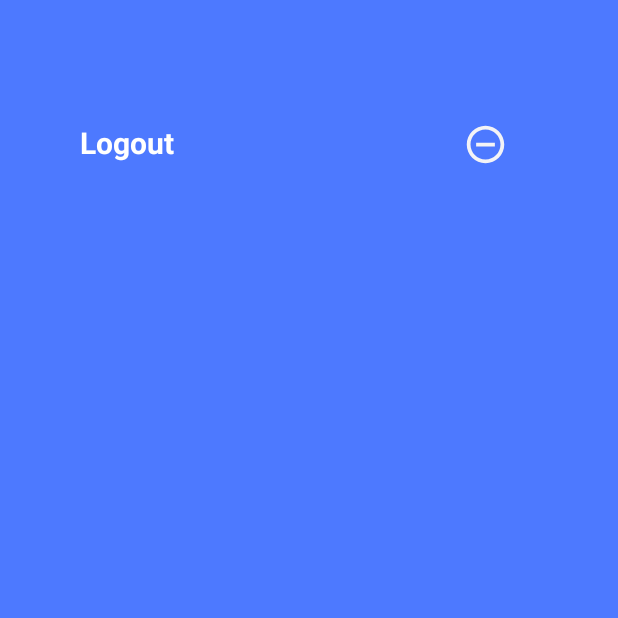
After one commit to ArbeenaKhanum/CovidTrackerApp, an Android app: the LogoutActivity screen opened directly, with no data from a screen before it, on a phone screen of 412 x 824 dp, the top half of it. The commit adds this screen. Run offline under Robolectric (Android 15) with nearby library versions, the phone set to English and light mode, and no system bars.

Commit message:
Logout activity using shared preferences added

```diff
--- a/CovidTracker/app/src/main/AndroidManifest.xml
+++ b/CovidTracker/app/src/main/AndroidManifest.xml
@@ -15,6 +15,7 @@
         android:roundIcon="@mipmap/ic_launcher_round"
         android:supportsRtl="true"
         android:theme="@style/Theme.CovidTracker">
+        <activity android:name=".activities.LogoutActivity"></activity>
         <activity android:name=".activities.ExitActivity"></activity>
         <activity android:name=".activities.LogInActivity"/>
         <activity android:name=".activities.SplashActivity">
--- /dev/null
+++ b/CovidTracker/app/src/main/java/com/example/covidtracker/activities/LogoutActivity.kt
@@ -0,0 +1,43 @@
+package com.example.covidtracker.activities
+
+import android.content.Intent
+import android.content.SharedPreferences
+import android.os.Build
+import android.os.Bundle
+import android.transition.Slide
+import android.view.Gravity
+import android.view.animation.DecelerateInterpolator
+import androidx.appcompat.app.AppCompatActivity
+import com.example.covidtracker.R
+import kotlinx.android.synthetic.main.activity_logout.*
+
+
+class LogoutActivity : AppCompatActivity() {
+    override fun onCreate(savedInstanceState: Bundle?) {
+        super.onCreate(savedInstanceState)
+        setAnimation();
+        setContentView(R.layout.activity_logout)
+
+        val sharedPreferences = getSharedPreferences("LoginDetails", MODE_PRIVATE);
+        tvUsername.text = sharedPreferences.getString("Email", null)
+
+        ivLogout.setOnClickListener {
+            intent = Intent(this, LogInActivity::class.java)
+            val editor: SharedPreferences.Editor = sharedPreferences.edit()
+            editor.clear()
+            editor.apply()
+            startActivity(intent)
+        }
+    }
+
+    private fun setAnimation() {
+        if (Build.VERSION.SDK_INT > 20) {
+            val slide = Slide();
+            slide.slideEdge = Gravity.LEFT;
+            slide.duration = 400;
+            slide.interpolator = DecelerateInterpolator();
+            window.exitTransition = slide;
+            window.enterTransition = slide;
+        }
+    }
+}
--- /dev/null
+++ b/CovidTracker/app/src/main/res/drawable/ic_log_out.xml
@@ -0,0 +1,5 @@
+<vector android:height="28dp" android:tint="#F3F3F6"
+    android:viewportHeight="24" android:viewportWidth="24"
+    android:width="28dp" xmlns:android="http://schemas.android.com/apk/res/android">
+    <path android:fillColor="@android:color/white" android:pathData="M7,11v2h10v-2L7,11zM12,2C6.48,2 2,6.48 2,12s4.48,10 10,10 10,-4.48 10,-10S17.52,2 12,2zM12,20c-4.41,0 -8,-3.59 -8,-8s3.59,-8 8,-8 8,3.59 8,8 -3.59,8 -8,8z"/>
+</vector>
--- /dev/null
+++ b/CovidTracker/app/src/main/res/layout/activity_logout.xml
@@ -0,0 +1,50 @@
+<?xml version="1.0" encoding="utf-8"?>
+<LinearLayout xmlns:android="http://schemas.android.com/apk/res/android"
+    android:id="@+id/layoutslide"
+    android:layout_width="match_parent"
+    android:layout_height="match_parent"
+    android:background="#4D79FF"
+    android:orientation="vertical">
+
+    <RelativeLayout
+        android:layout_width="match_parent"
+        android:layout_height="wrap_content"
+        android:layout_marginStart="15dp"
+        android:layout_marginTop="25dp"
+        android:layout_marginEnd="15dp"
+        android:padding="8dp">
+
+        <TextView
+            android:id="@+id/tvUsername"
+            android:layout_width="match_parent"
+            android:layout_height="wrap_content"
+            android:layout_marginBottom="15dp"
+            android:textAlignment="center"
+            android:textColor="@color/black"
+            android:textSize="24sp"
+            android:textStyle="bold" />
+
+        <TextView
+            android:id="@+id/tvLogout"
+            android:layout_width="wrap_content"
+            android:layout_height="wrap_content"
+            android:layout_below="@id/tvUsername"
+            android:layout_alignParentStart="true"
+            android:layout_marginStart="30dp"
+            android:gravity="center"
+            android:text="Logout"
+            android:textColor="@android:color/white"
+            android:textSize="20sp"
+            android:textStyle="bold" />
+
+        <ImageView
+            android:id="@+id/ivLogout"
+            android:layout_width="30dp"
+            android:layout_height="30dp"
+            android:layout_below="@id/tvUsername"
+            android:layout_alignParentEnd="true"
+            android:layout_marginEnd="50dp"
+            android:src="@drawable/ic_log_out" />
+
+    </RelativeLayout>
+</LinearLayout>
--- a/CovidTracker/app/src/main/res/values/strings.xml
+++ b/CovidTracker/app/src/main/res/values/strings.xml
@@ -2,5 +2,8 @@
     <string name="app_name">CovidTracker</string>
     <!-- TODO: Remove or change this placeholder text -->
     <string name="hello_blank_fragment">Hello blank fragment</string>
+    <string name="invalid_password">"Password Invalid"</string>
+    <string name="required_email">"Email field cannot be empty"</string>
+    <string name="invalid_email">"Email address Invalid"</string>
 
 </resources>
```
Also changed, not shown: CovidTracker/app/src/main/java/com/example/covidtracker/fragments/HomeFragment.kt (+33 -54 lines).
